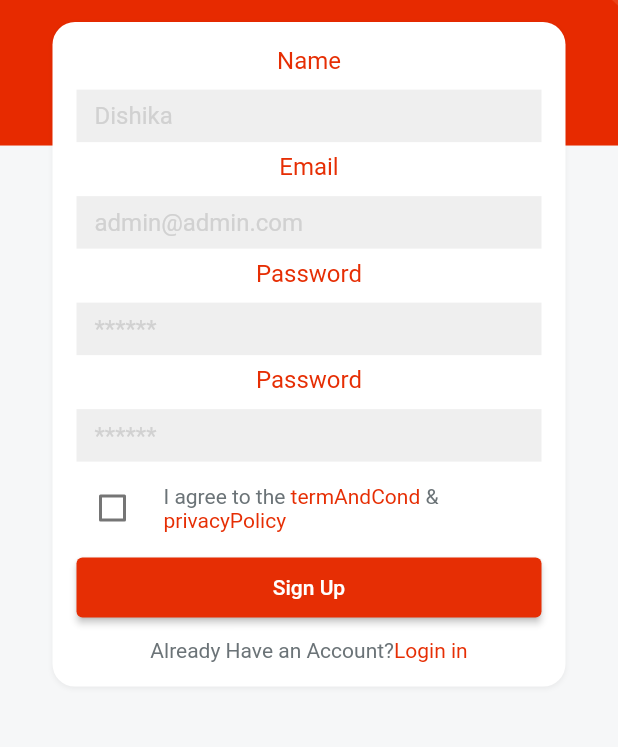
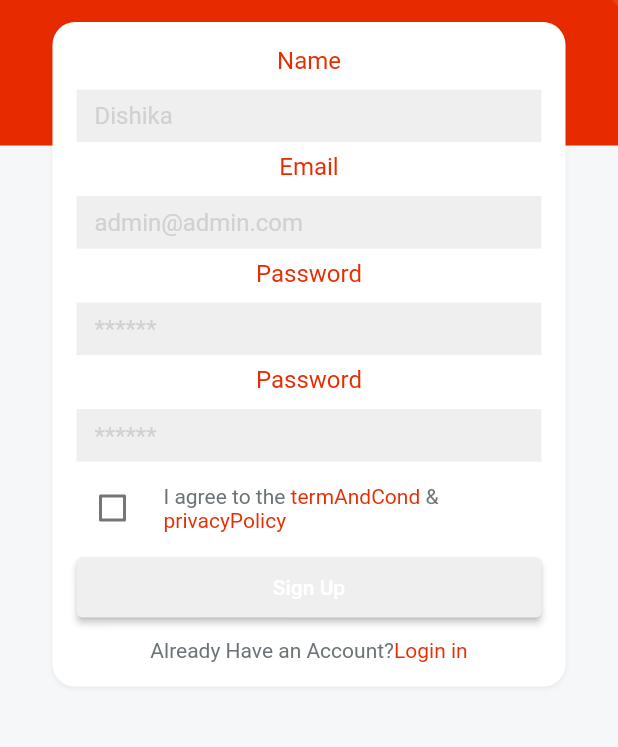
Before and after one commit to jain-dishika/PizzaOrdering-App, a Flutter app: the screen it shows after launch, after a tap on "Sign Up", on a phone screen of 412 x 824 dp, the part 286-1033 px from its top. Run offline on Flutter 3.47's test engine with Material 2 defaults, Android fonts, the phone set to English and light mode, and no system bars; our stand-ins replace get, velocity_x; Roboto replaces fonts that are missing (sans_bold, sans_regular, sans_semibold).

Commit message:
routing setup

```diff
--- a/lib/consts/strings.dart
+++ b/lib/consts/strings.dart
@@ -15,3 +15,5 @@ const loginWith = "Log in with";
 const privacyPolicy = "Privacy Policy";
 const termAndCond = "Terms and Conditions";
 const alreadyAcoount = "Already Have an Account?";
+
+const home = "Home", categories = "Categories", cart = "Cart", account = "Account";
--- /dev/null
+++ b/lib/controllers/home_controller.dart
@@ -0,0 +1,6 @@
+import 'package:my_app/consts/consts.dart';
+import 'package:get/get.dart';
+
+class HomeController extends GetxController{
+  var currentNavIndex = 0.obs;
+}
--- a/lib/views/auth_screen/loginScreen.dart
+++ b/lib/views/auth_screen/loginScreen.dart
@@ -1,6 +1,7 @@
 import 'package:my_app/consts/consts.dart';
 import 'package:my_app/consts/lists.dart';
 import 'package:my_app/views/auth_screen/signUp.dart';
+import 'package:my_app/views/home_screen/home.dart';
 import 'package:my_app/widgets_common/applogo_widget.dart';
 import 'package:my_app/widgets_common/bg_widget.dart';
 import 'package:my_app/widgets_common/customTextfield.dart';
@@ -27,7 +28,9 @@ class LoginScreen extends StatelessWidget {
                 customTextField(password, passwordHint),
                 5.heightBox,
                 // ourButton().box.width(context.screenWidth - 50).make(),
-                ourButton(color: redColor, title: login, textColor: whiteColor, onPress: (){}).box.width(context.screenWidth - 50).make(),
+                ourButton(color: redColor, title: login, textColor: whiteColor, onPress: (){
+                  Get.to(()=> const Home());
+                }).box.width(context.screenWidth - 50).make(),
                 5.heightBox,
                 createNewAccount.text.color(fontGrey).make(),
                 5.heightBox,
--- a/lib/views/auth_screen/signUp.dart
+++ b/lib/views/auth_screen/signUp.dart
@@ -1,3 +1,5 @@
+import 'dart:math';
+
 import 'package:flutter/src/foundation/key.dart';
 import 'package:flutter/src/widgets/framework.dart';
 import '../../consts/consts.dart';
@@ -39,7 +41,7 @@ class _SignupScreenState extends State<SignUpScreen>{
 
                 Row(
                   children: [
-                    Checkbox(checkColor: redColor, value: false, onChanged: (newValue){
+                    Checkbox(checkColor: redColor, value: isCheck, onChanged: (newValue){
                       setState(() {
                         isCheck = newValue;
                       });
@@ -47,19 +49,19 @@ class _SignupScreenState extends State<SignUpScreen>{
                     10.widthBox,
                     Expanded(child: RichText(text: const TextSpan(children: [
                       TextSpan(text: "I agree to the ", style: TextStyle(
-                        fontFamily: bold,
+                        fontFamily: regular,
                         color: fontGrey,
                       )),
                       TextSpan(text: "termAndCond ", style: TextStyle(
-                        fontFamily: bold,
+                        fontFamily: regular,
                         color: redColor,
                       )),
                       TextSpan(text: "&", style: TextStyle(
-                        fontFamily: bold,
+                        fontFamily: regular,
                         color: fontGrey,
                       )),
                       TextSpan(text: " privacyPolicy", style: TextStyle(
-                        fontFamily: bold,
+                        fontFamily: regular,
                         color: redColor,
                       ))
                     ],
@@ -68,23 +70,17 @@ class _SignupScreenState extends State<SignUpScreen>{
                   ],),
                   5.heightBox,
                 // ourButton().box.width(context.screenWidth - 50).make(),
-                ourButton(color: redColor, title: signup, textColor: whiteColor, onPress: (){}).box.width(context.screenWidth - 50).make(),
+                ourButton(color: isCheck == true? redColor : lightGrey, title: signup, textColor: whiteColor, onPress: (){}).box.width(context.screenWidth - 50).make(),
                 10.heightBox,
-
-                RichText(text: const TextSpan(
-                  children:  [
-                    TextSpan(
-                    text: alreadyAcoount ,
-                    style: TextStyle(fontFamily: bold, color: fontGrey),
-                  ),
-                    TextSpan(
-                    text: login,
-                    style: TextStyle(fontFamily: bold, color: redColor),
-                  )
+                Row(
+                  mainAxisAlignment: MainAxisAlignment.center,
+                  children: [
+                    alreadyAcoount.text.color(fontGrey).make(),
+                    login.text.color(redColor).make().onTap((){
+                      Get.back();
+                    })
                   ],
-                )).onTap(() {
-                  Get.back();
-                }),
+                ),
               ],
             ).box.white.rounded.padding(const EdgeInsets.all(16)).width(context.screenWidth-70).shadowSm.make()
           ]
```
Also changed, not shown: lib/views/home_screen/home.dart (added, +44 -0 lines).
